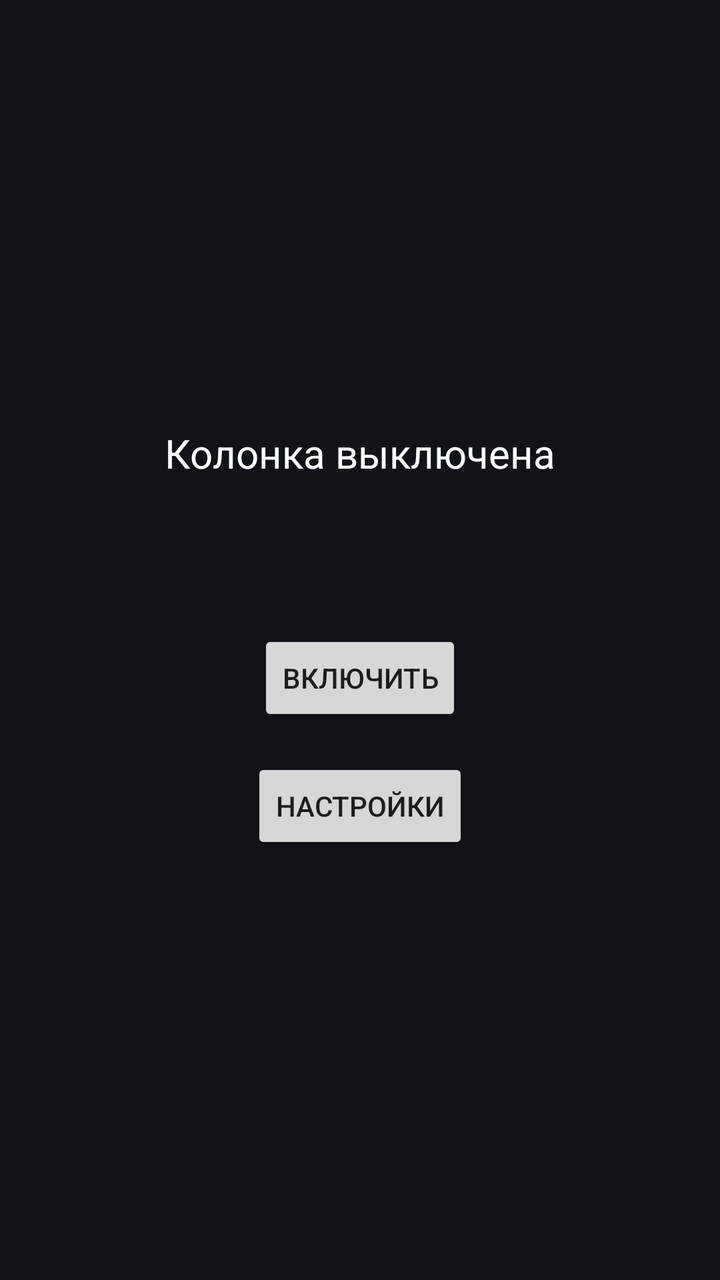
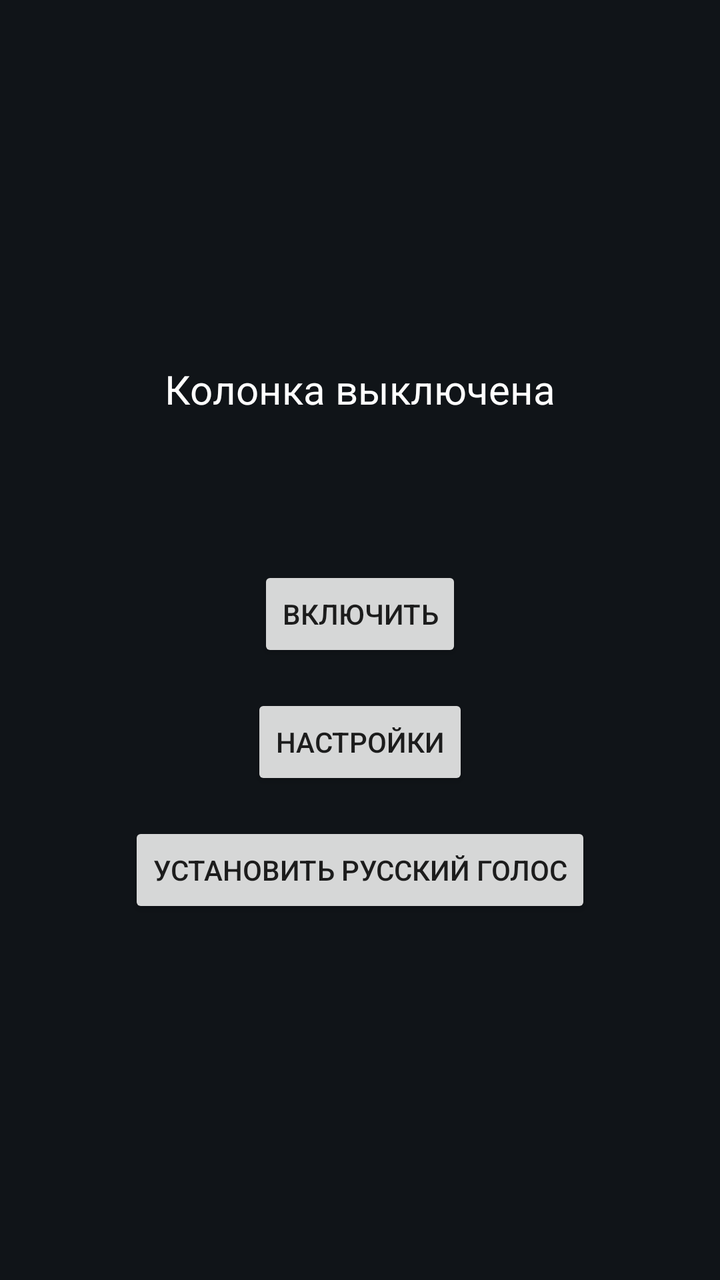

Two renders of the same Android screen: before a commit and after it. Below are the layout's source before the change and the commit's diff.
<!-- AndroidManifest.xml: application theme Theme.SmartSpeaker -->
<!-- res/layout/activity_main.xml -->
<?xml version="1.0" encoding="utf-8"?>
<LinearLayout xmlns:android="http://schemas.android.com/apk/res/android"
    android:layout_width="match_parent"
    android:layout_height="match_parent"
    android:orientation="vertical"
    android:gravity="center"
    android:padding="32dp"
    android:background="#101418">

    <TextView
        android:id="@+id/statusText"
        android:layout_width="wrap_content"
        android:layout_height="wrap_content"
        android:text="Колонка выключена"
        android:textColor="#FFFFFF"
        android:textSize="20sp"
        android:layout_marginBottom="24dp" />

    <TextView
        android:id="@+id/lastHeardText"
        android:layout_width="wrap_content"
        android:layout_height="wrap_content"
        android:text=""
        android:textColor="#8ecaff"
        android:textSize="14sp"
        android:layout_marginBottom="32dp" />

    <Button
        android:id="@+id/toggleButton"
        android:layout_width="wrap_content"
        android:layout_height="wrap_content"
        android:text="Включить" />

    <Button
        android:id="@+id/settingsButton"
        android:layout_width="wrap_content"
        android:layout_height="wrap_content"
        android:layout_marginTop="16dp"
        android:text="Настройки" />

</LinearLayout>
<!-- resources referenced by this layout -->
<resources>
  <style name="Theme.SmartSpeaker" parent="Theme.MaterialComponents.DayNight.NoActionBar">
          <item name="colorPrimary">#2196F3</item>
          <item name="colorPrimaryDark">#1976D2</item>
          <item name="colorAccent">#03A9F4</item>
      </style>
</resources>

<!-- the commit's change to res/layout/activity_main.xml (unified diff, before → after) -->
@@ -38,4 +38,11 @@
         android:layout_marginTop="16dp"
         android:text="Настройки" />
 
+    <Button
+        android:id="@+id/installVoiceButton"
+        android:layout_width="wrap_content"
+        android:layout_height="wrap_content"
+        android:layout_marginTop="16dp"
+        android:text="Установить русский голос" />
+
 </LinearLayout>
